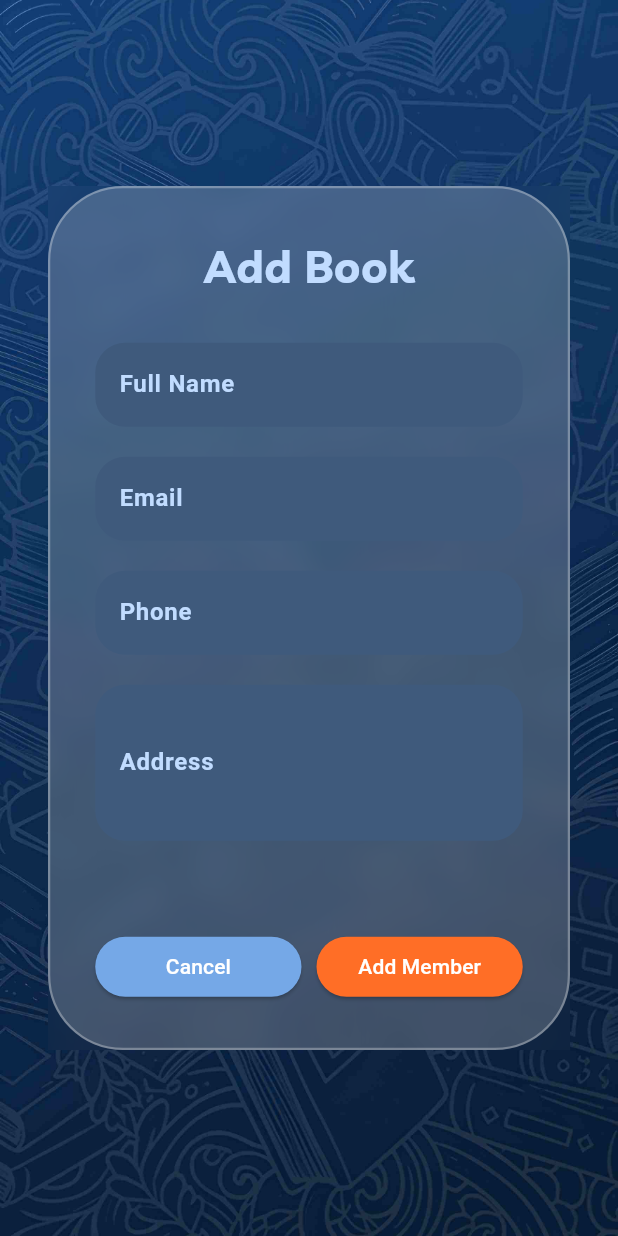
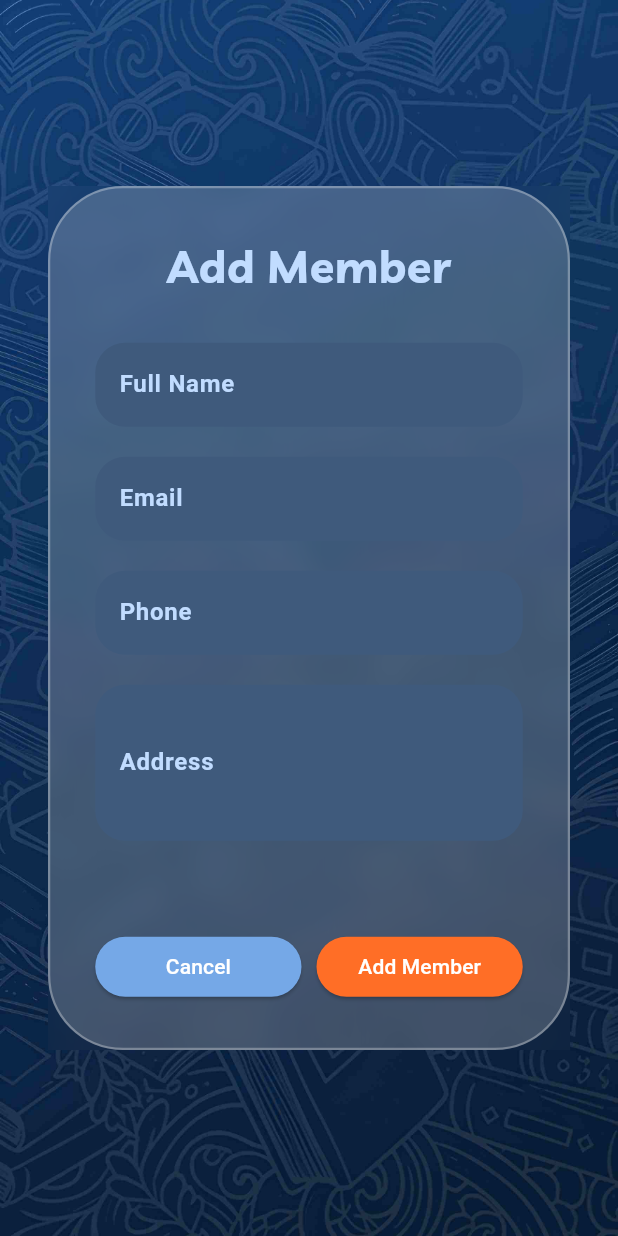
Before and after one commit to Bharath-OS/Libry, a Flutter app: the AddMembersScreen screen opened directly, on a phone screen of 412 x 824 dp. Run offline on Flutter 3.47's test engine with Material 3 defaults, Android fonts, the phone set to English and light mode, and no system bars; our stand-ins replace flutter_svg, hive, hive_flutter, image_picker, page_transition, sqflite and 1 more; accounts and stored records are empty; project files that could hold a hidden picture were left out.

Commit message:
Changed add member screen title

```diff
--- a/lib/screens/members_screens/add_members.dart
+++ b/lib/screens/members_screens/add_members.dart
@@ -63,7 +63,7 @@ class _AddMembersScreenState extends State<AddMembersScreen> {
         child: Center(
           child: SingleChildScrollView(
             child: FormWidgets.formContainer(
-              title: "Add Book",
+              title: "Add Member",
               formWidget: _addMemberForm(context),
             ),
           ),
```
